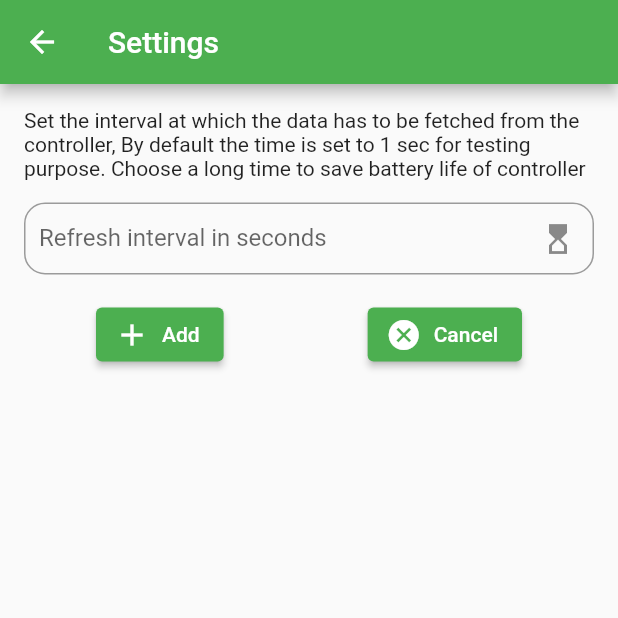
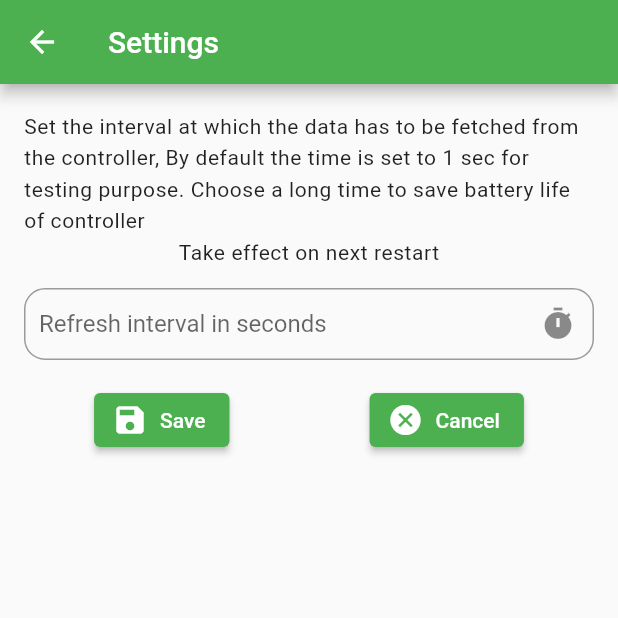
Before and after one commit to najadt/IoT-Plant-Monitor, a Flutter app: the screen it shows after launch, after a tap on the "menu" icon, after a tap on "Settings", on a phone screen of 412 x 824 dp, the top half of it. Run offline on Flutter 3.47's test engine with Material 2 defaults, Android fonts, the phone set to English and light mode, and no system bars; our stand-ins replace get, liquid_progress_indicator, shared_preferences, webview_flutter; network calls fail.

Commit message:
refresh interval

```diff
--- a/lib/const.dart
+++ b/lib/const.dart
@@ -1 +1 @@
-Duration refreshInterval = const Duration(seconds: 1);
+late Duration refreshInterval;
--- a/lib/controller/stream_controller.dart
+++ b/lib/controller/stream_controller.dart
@@ -1,5 +1,4 @@
 import 'dart:async';
-
 import 'package:flutter/material.dart';
 import 'package:get/get.dart';
 import 'package:seeedstudio_iot_garden/const.dart';
--- a/lib/main.dart
+++ b/lib/main.dart
@@ -1,14 +1,25 @@
 import 'package:flutter/material.dart';
 import 'package:flutter/services.dart';
 import 'package:get/get_navigation/get_navigation.dart';
+import 'package:seeedstudio_iot_garden/const.dart';
+import 'package:shared_preferences/shared_preferences.dart';
 
 import 'screens/dashboard/dashboard.dart';
 
+setRefreshIntervalTime() async {
+  SharedPreferences pref = await SharedPreferences.getInstance();
+  int? value = pref.getInt('refreshInterval');
+
+  refreshInterval = Duration(seconds: value ?? 1);
+  debugPrint("refresh interval: $refreshInterval");
+}
+
 void main() {
   WidgetsFlutterBinding.ensureInitialized();
- // MobileAds.instance.initialize();
+  // MobileAds.instance.initialize();
   SystemChrome.setPreferredOrientations(
       [DeviceOrientation.portraitUp, DeviceOrientation.portraitDown]);
+  setRefreshIntervalTime();
   runApp(
     GetMaterialApp(
       home: const MyApp(),
--- a/lib/screens/about/about.dart
+++ b/lib/screens/about/about.dart
@@ -8,7 +8,7 @@ class AboutPage extends StatelessWidget {
   @override
   Widget build(BuildContext context) {
     return Scaffold(
-      bottomNavigationBar:const AdWidget(adType: 'banner'),
+      bottomNavigationBar: const AdWidget(adType: 'banner'),
       appBar: AppBar(title: const Text('About')),
       body: Padding(
         padding: const EdgeInsets.all(8.0),
@@ -17,7 +17,7 @@ class AboutPage extends StatelessWidget {
           children: [
             const Text(
               "This application can connect to your ESP32 or ESP8266 or anyother Microcontroller which support websocket and receive sensor data and display it on your dashboard so that you can monitor your plant's health. ",
-              style: TextStyle(height: 2, letterSpacing: 0.8),
+              style: TextStyle(height: 2, letterSpacing: 0.4),
               textAlign: TextAlign.left,
             ),
             const SizedBox(
--- a/lib/screens/add_plant/add_plant.dart
+++ b/lib/screens/add_plant/add_plant.dart
@@ -126,6 +126,9 @@ class AddPlant extends StatelessWidget {
                       icon: const Icon(Icons.add),
                       label: const Text('Add')),
                   ElevatedButton.icon(
+                      // style: ButtonStyle(
+                      //     backgroundColor:
+                      //         MaterialStateProperty.all(Colors.red)),
                       onPressed: () => Get.back(),
                       icon: const Icon(Icons.cancel),
                       label: const Text('Cancel')),
--- a/lib/screens/settings/settings.dart
+++ b/lib/screens/settings/settings.dart
@@ -1,6 +1,6 @@
 import 'package:flutter/material.dart';
 import 'package:get/get.dart';
-import 'package:seeedstudio_iot_garden/const.dart';
+import 'package:seeedstudio_iot_garden/screens/settings/settings_controller.dart';
 import 'package:seeedstudio_iot_garden/widgets/ad.dart';
 
 class SettingsPage extends StatelessWidget {
@@ -9,7 +9,7 @@ class SettingsPage extends StatelessWidget {
   @override
   Widget build(BuildContext context) {
     GlobalKey<FormState> formkey = GlobalKey<FormState>();
-    late int intervalTime;
+    SettingsController controller = Get.put(SettingsController());
     return Scaffold(
       bottomNavigationBar: const AdWidget(adType: 'banner'),
       appBar: AppBar(title: const Text('Settings')),
@@ -18,7 +18,13 @@ class SettingsPage extends StatelessWidget {
         child: Column(
           children: [
             const Text(
-                'Set the interval at which the data has to be fetched from the controller, By default the time is set to 1 sec for testing purpose. Choose a long time to save battery life of controller'),
+              'Set the interval at which the data has to be fetched from the controller, By default the time is set to 1 sec for testing purpose. Choose a long time to save battery life of controller',
+              style: TextStyle(height: 1.5, letterSpacing: 0.4),
+            ),
+            const Text(
+              'Take effect on next restart',
+              style: TextStyle(height: 1.5, letterSpacing: 0.4),
+            ),
             const SizedBox(
               height: 15,
             ),
@@ -27,7 +33,7 @@ class SettingsPage extends StatelessWidget {
                 child: TextFormField(
                   decoration: const InputDecoration(
                     label: Text('Refresh interval in seconds'),
-                    suffixIcon: Icon(Icons.hourglass_top),
+                    suffixIcon: Icon(Icons.timer),
                     contentPadding: EdgeInsets.only(left: 10),
                     border: OutlineInputBorder(
                         borderRadius: BorderRadius.all(Radius.circular(14)),
@@ -39,7 +45,7 @@ class SettingsPage extends StatelessWidget {
                     if (value == null || value.isEmpty) {
                       return 'Please enter a valid number';
                     } else {
-                      intervalTime = int.parse(value);
+                      controller.intervalTime.value = int.parse(value);
                     }
                     return null;
                   },
@@ -53,12 +59,12 @@ class SettingsPage extends StatelessWidget {
                 ElevatedButton.icon(
                     onPressed: () {
                       if (formkey.currentState!.validate()) {
-                        saveRefreshInterval(intervalTime);
+                        controller.saveRefreshInterval();
                         Get.back();
                       }
                     },
-                    icon: const Icon(Icons.add),
-                    label: const Text('Add')),
+                    icon: const Icon(Icons.save),
+                    label: const Text('Save')),
                 ElevatedButton.icon(
                     onPressed: () => Get.back(),
                     icon: const Icon(Icons.cancel),
@@ -71,7 +77,3 @@ class SettingsPage extends StatelessWidget {
     );
   }
 }
-
-saveRefreshInterval(int intervalTime) {
-  refreshInterval = Duration(seconds: intervalTime);
-}
--- /dev/null
+++ b/lib/screens/settings/settings_controller.dart
@@ -0,0 +1,15 @@
+import 'package:get/get.dart';
+import 'package:seeedstudio_iot_garden/const.dart';
+import 'package:shared_preferences/shared_preferences.dart';
+
+class SettingsController extends GetxController {
+
+   RxInt intervalTime = 1.obs;
+
+
+  saveRefreshInterval() async {
+  final prefs = await SharedPreferences.getInstance();
+  prefs.setInt('refreshInterval', intervalTime.value);
+  refreshInterval = Duration(seconds: intervalTime.value);
+}
+}
--- a/lib/widgets/app_drawer.dart
+++ b/lib/widgets/app_drawer.dart
@@ -3,6 +3,7 @@ import 'package:get/get.dart';
 import 'package:seeedstudio_iot_garden/screens/about/about.dart';
 import 'package:seeedstudio_iot_garden/screens/instructions/instructions.dart';
 import 'package:seeedstudio_iot_garden/screens/settings/settings.dart';
+import 'package:seeedstudio_iot_garden/screens/support_dev/support_dev.dart';
 import 'package:seeedstudio_iot_garden/widgets/ad.dart';
 
 class AppDrawer extends StatelessWidget {
@@ -47,6 +48,13 @@ class AppDrawer extends StatelessWidget {
                 Get.back();
                 Get.to(() => const AboutPage());
               }),
+          ListTile(
+              leading: const Icon(Icons.monetization_on),
+              title: const Text('Support Developer'),
+              onTap: () {
+                Get.back();
+                Get.to(() => const DonationPage());
+              }),
           const Padding(
               padding: EdgeInsets.all(20.0),
               child: AdWidget(
--- a/pubspec.yaml
+++ b/pubspec.yaml
@@ -75,6 +75,8 @@ flutter:
     - assets/nothing.png
     - assets/websitelogo.png
     - assets/IPM_AndroidIcon.png
+    - assets/paypal_donate_button.png
+    - assets/upi_payments.png
 
   # An image asset can refer to one or more resolution-specific "variants", see
   # https://flutter.dev/assets-and-images/#resolution-aware
```
Also changed, not shown: lib/screens/dashboard/dashboard.dart (+0 -13 lines), lib/screens/support_dev/support_dev.dart (added, +143 -0 lines), assets/paypal_donate_button.png (added), assets/upi_payments.png (added).
